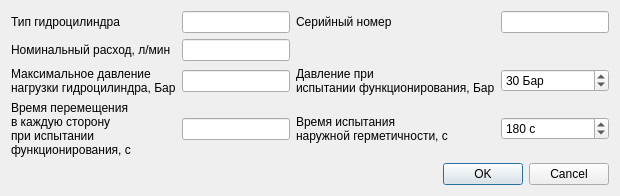
First picture: the form in hydro_cilinder_title_info.ui, repository firef0xff/SSHGS01, before the edit.
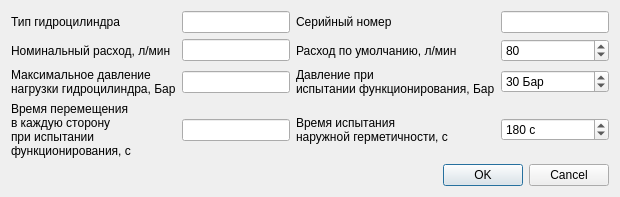
Second picture: the form after the edit.

What changed in the file:
```diff
--- a/hydro_cilinder_title_info.ui
+++ b/hydro_cilinder_title_info.ui
@@ -184,6 +184,32 @@
      <item row="0" column="1">
       <widget class="QLineEdit" name="GsType"/>
      </item>
+     <item row="1" column="2">
+      <widget class="QLabel" name="l_def_expenditure">
+       <property name="text">
+        <string>Расход по умолчанию, л/мин</string>
+       </property>
+      </widget>
+     </item>
+     <item row="1" column="3">
+      <widget class="QSpinBox" name="DefExpenditure">
+       <property name="toolTip">
+        <string>1..300 л/мин</string>
+       </property>
+       <property name="toolTipDuration">
+        <number>1000</number>
+       </property>
+       <property name="minimum">
+        <number>1</number>
+       </property>
+       <property name="maximum">
+        <number>300</number>
+       </property>
+       <property name="value">
+        <number>80</number>
+       </property>
+      </widget>
+     </item>
     </layout>
    </item>
    <item>
```
